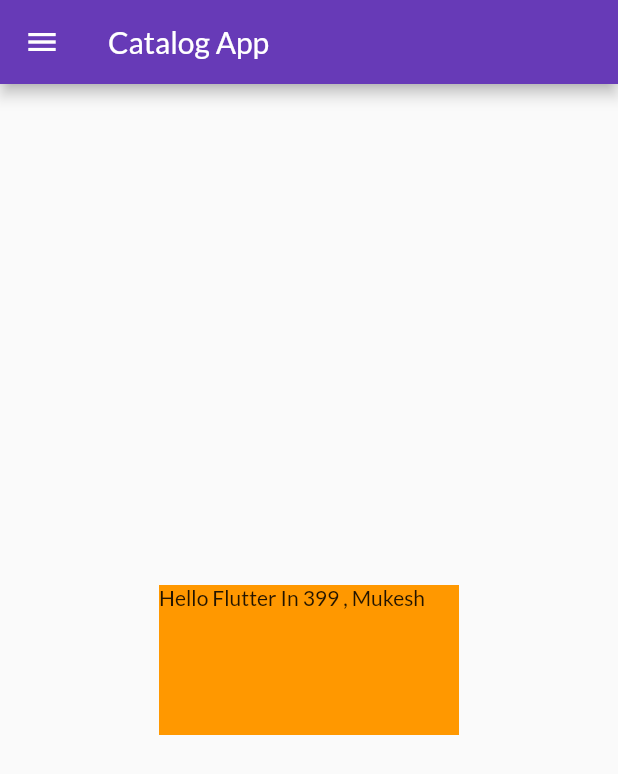
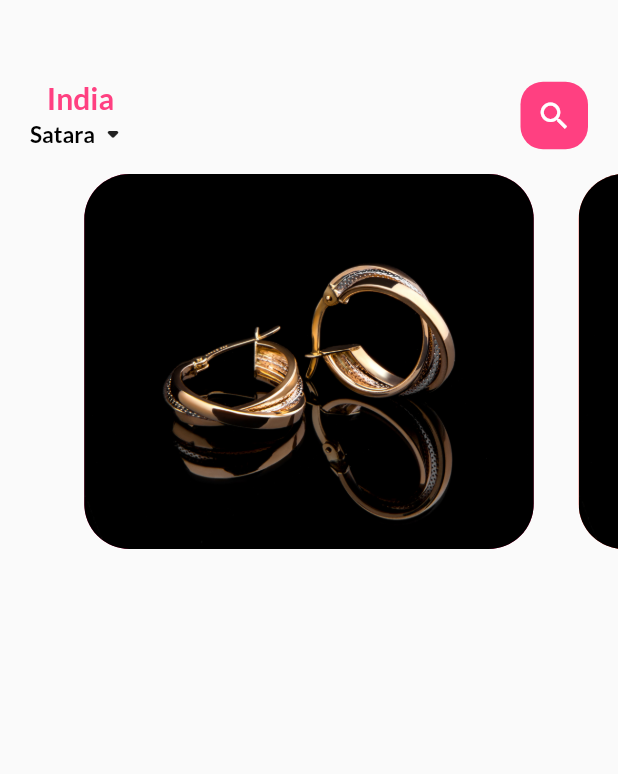
Before and after one commit to Mukesh-21/flutterProject, a Flutter app: the screen it shows after launch, on a phone screen of 412 x 824 dp. Shown: the top 774 px of the screen. Run offline on Flutter 3.47's test engine with Material 2 defaults, Android fonts, the phone set to English and light mode, and no system bars; our stand-ins replace google_fonts, matcher; missing offline and left inert: dart:ffi, loading_animations.

Commit message:
day 6 completed

```diff
--- a/flutter_application_1/lib/Pages/Home_Page.dart
+++ b/flutter_application_1/lib/Pages/Home_Page.dart
@@ -1,15 +1,24 @@
 import 'package:flutter/material.dart';
+import 'package:flutter_application_1/widgets/big_text.dart';
+import 'package:flutter_application_1/widgets/small_text.dart';
 
 import '../widgets/drawer.dart';
+import 'Page_bottom.dart';
 
 class HomPage extends StatelessWidget {
   var days = 399;
   var name = "Mukesh";
   @override
   Widget build(BuildContext context) {
-    return Scaffold(
+    /*  return Scaffold(
       appBar: AppBar(
-        title: Text("Catalog App"),
+        backgroundColor: Colors.white,
+        elevation: 0.0,
+        iconTheme: IconThemeData(color: Colors.black),
+        title: Text(
+          "Catalog App",
+          style: TextStyle(fontWeight: FontWeight.bold, color: Colors.black),
+        ),
       ),
       body: Center(
           child: Container(
@@ -18,7 +27,52 @@ class HomPage extends StatelessWidget {
         height: 100,
         width: 200,
       )),
-      drawer: MyDrawer(),
+       drawer: MyDrawer(),
+    );*/
+
+    return Scaffold(
+      body: Column(
+        children: [
+        Container(
+          child: Container(
+            margin: EdgeInsets.only(top: 53, bottom: 15),
+            padding: EdgeInsets.only(left: 20, right: 20),
+            child: Row(
+              mainAxisAlignment: MainAxisAlignment.spaceBetween,
+              children: [
+                Column(
+                  children: [
+                    // Text("Country"),
+                    BigText(
+                      text: "India",
+                      color: Colors.pinkAccent,
+                      Size: 20,
+                    ),
+                    Row(
+                      children: [
+                        SmallText(text: "Satara"),
+                        Icon(Icons.arrow_drop_down_rounded),
+                      ],
+                    )
+                  ],
+                ),
+                Center(
+                  child: Container(
+                    width: 45,
+                    height: 45,
+                    child: Icon(Icons.search, color: Colors.white),
+                    decoration: BoxDecoration(
+                      borderRadius: BorderRadius.circular(15),
+                      color: Colors.pinkAccent,
+                    ),
+                  ),
+                ),
+              ],
+            ),
+          ),
+        ),
+        PageMiddleBottom(),
+      ]),
     );
   }
 }
--- /dev/null
+++ b/flutter_application_1/lib/Pages/Page_bottom.dart
@@ -0,0 +1,64 @@
+
+import 'dart:ffi';
+import 'package:flutter/material.dart';
+
+class PageMiddleBottom extends StatefulWidget {
+  PageMiddleBottom({Key? key}) : super(key: key);
+
+  @override
+  State<PageMiddleBottom> createState() => _PageBottomState();
+}
+
+class _PageBottomState extends State<PageMiddleBottom> {
+  PageController pageController = PageController(viewportFraction: 0.8);
+  var _currPageValue = 0.0 ;
+
+  @override
+  void initState(){
+   super.initState();
+   pageController.addListener(() {
+    setState(() {
+      _currPageValue = pageController.page! ;
+
+    });
+   });
+  }
+
+  @override
+  Void dispose(){
+    super.dispose();
+      pageController.dispose() ;
+  }
+
+  @override
+  Widget build(BuildContext context) {
+    return Container(
+      height: 250,
+      child: PageView.builder(
+          controller: pageController,
+          itemCount: 5,
+          itemBuilder: (context, position) {
+            return _buildPageItem(position);
+          }),
+    );
+  }
+
+  Widget _buildPageItem(int index) {
+    return Stack(
+      children: [
+        Container(
+         // height: 250,
+          margin: EdgeInsets.only(left: 15, right: 15),
+          decoration: BoxDecoration(
+            borderRadius: BorderRadius.circular(30),
+            color: index.isEven ? Colors.pink : Colors.red,
+            image: DecorationImage(
+              image: AssetImage("allassets/images/jew5.jpg"),
+              fit: BoxFit.cover,
+            ),
+          ),
+        ),
+      ],
+    );
+  }
+}
--- a/flutter_application_1/lib/main.dart
+++ b/flutter_application_1/lib/main.dart
@@ -14,6 +14,7 @@ class MyFirstApp extends StatelessWidget {
   Widget build(BuildContext context) {
     return MaterialApp(
       // home: HomPage(),
+      debugShowCheckedModeBanner: false,
       themeMode: ThemeMode.light,
       theme: ThemeData(
         primarySwatch: Colors.deepPurple,
--- /dev/null
+++ b/flutter_application_1/lib/widgets/big_text.dart
@@ -0,0 +1,33 @@
+import 'package:flutter/cupertino.dart';
+
+import 'package:flutter/material.dart';
+import 'package:google_fonts/google_fonts.dart';
+
+class BigText extends StatelessWidget {
+   Color? color ;
+  final String text ;
+  double Size ;
+  TextOverflow Overflow ;
+   BigText({Key? key, this.color = const Color(0xFF332d2b),
+   required this.text,
+   this.Overflow = TextOverflow.ellipsis ,
+   this.Size = 20 ,
+
+   }) : super(key: key);
+
+  @override
+  Widget build(BuildContext context) {
+    return Text(
+     maxLines : 1 ,
+     text ,
+     overflow: Overflow,
+     style: TextStyle(
+      fontSize: Size,
+      color: color ,
+      fontFamily: GoogleFonts.lato().fontFamily,
+      fontWeight: FontWeight.bold,
+
+           ),
+    );
+  }
+}
--- a/flutter_application_1/lib/widgets/drawer.dart
+++ b/flutter_application_1/lib/widgets/drawer.dart
@@ -20,15 +20,66 @@ class MyDrawer extends StatelessWidget {
                 child: UserAccountsDrawerHeader(
                     accountName: Text(
                       "Mukesh Pandit",
+                      style: TextStyle(fontSize: 20),
                     ),
                     accountEmail: Text("mukeshpandit219@gmail.com"),
                     currentAccountPicture: CircleAvatar(
                       backgroundImage: AssetImage(
                         "allassets/images/customer.jpg",
                       ),
-                    )
-                    )
-                    )
+                    ))),
+            ListTile(
+              leading: Icon(
+                CupertinoIcons.home,
+                color: Colors.white,
+              ),
+              title: Text(
+                "Home",
+                style: TextStyle(
+                  fontSize: 17,
+                  color: Colors.white,
+                ),
+              ),
+            ),
+            ListTile(
+              leading: Icon(
+                CupertinoIcons.profile_circled,
+                color: Colors.white,
+              ),
+              title: Text(
+                "Profile",
+                style: TextStyle(
+                  fontSize: 17,
+                  color: Colors.white,
+                ),
+              ),
+            ),
+            ListTile(
+              leading: Icon(
+                CupertinoIcons.ant_circle,
+                color: Colors.white,
+              ),
+              title: Text(
+                "About",
+                style: TextStyle(
+                  fontSize: 17,
+                  color: Colors.white,
+                ),
+              ),
+            ),
+            ListTile(
+              leading: Icon(
+                CupertinoIcons.settings,
+                color: Colors.white,
+              ),
+              title: Text(
+                "Settings",
+                style: TextStyle(
+                  fontSize: 17,
+                  color: Colors.white,
+                ),
+              ),
+            ),
           ],
         ),
       ),
--- /dev/null
+++ b/flutter_application_1/lib/widgets/small_text.dart
@@ -0,0 +1,34 @@
+import 'package:flutter/cupertino.dart';
+
+import 'package:flutter/material.dart';
+import 'package:google_fonts/google_fonts.dart';
+
+class SmallText extends StatelessWidget {
+  Color? color;
+  final String text;
+  double Size;
+  double height;
+  // TextOverflow Overflow ;
+  SmallText({
+    Key? key,
+    this.color = Colors.black,
+    required this.text,
+    // this.Overflow = TextOverflow.ellipsis ,
+    this.Size = 15,
+    this.height = 1.2,
+  }) : super(key: key);
+
+  @override
+  Widget build(BuildContext context) {
+    return Text(
+      text,
+      // overflow: Overflow,
+      style: TextStyle(
+        fontSize: Size,
+        color: color,
+        fontFamily: GoogleFonts.lato().fontFamily,
+        fontWeight: FontWeight.bold,
+      ),
+    );
+  }
+}
```
Also changed, not shown: flutter_application_1/allassets/images/jew1.jpg (added), flutter_application_1/allassets/images/jew2.jpg (added), flutter_application_1/allassets/images/jew3.jpg (added), flutter_application_1/allassets/images/jew4.jpg (added), flutter_application_1/allassets/images/jew5.jpg (added).
